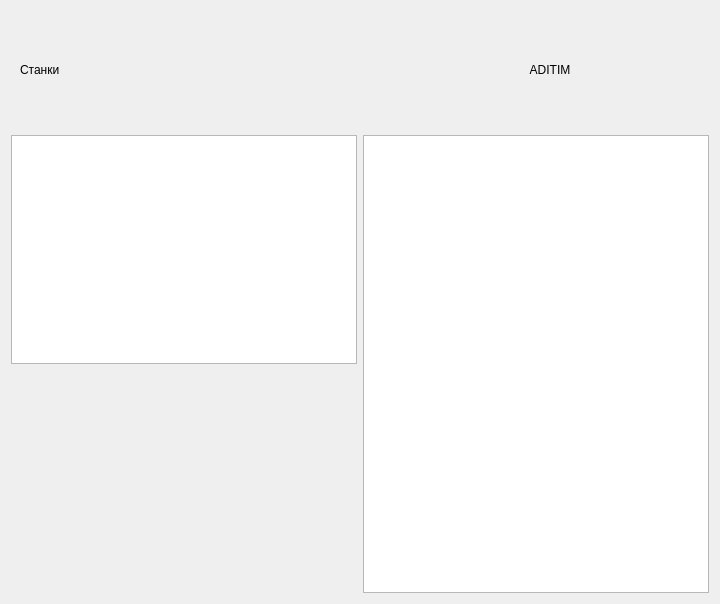
The window that src/client/ui/window_machine.ui (formemu/aditim-monitor) describes before a commit, drawn with Qt 5.
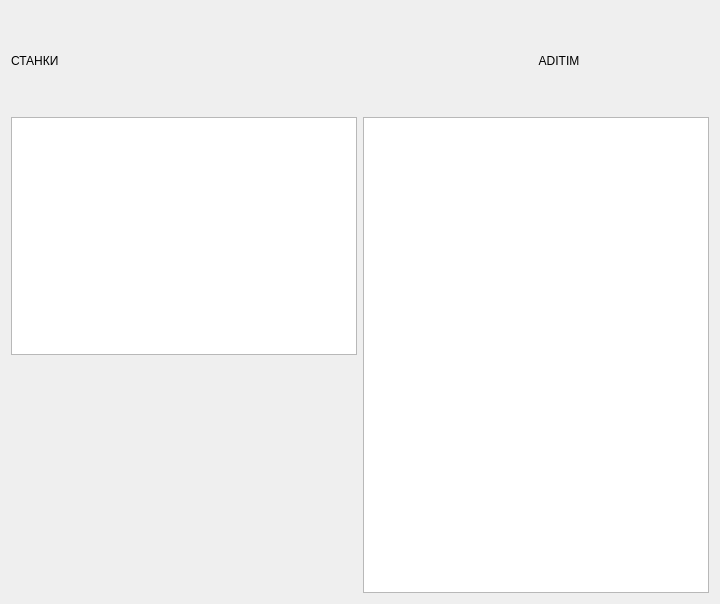
The same window after the commit.

Commit message: Refactor UI components and improve layout for profile and task windows

What changed in the file:
```diff
--- a/src/client/ui/window_machine.ui
+++ b/src/client/ui/window_machine.ui
@@ -34,21 +34,14 @@
     </spacer>
    </item>
    <item row="0" column="0" colspan="2">
-    <widget class="QWidget" name="widget_header" native="true">
-     <property name="minimumSize">
-      <size>
-       <width>0</width>
-       <height>100</height>
-      </size>
-     </property>
-     <layout class="QHBoxLayout" name="horizontalLayout">
+    <layout class="QHBoxLayout" name="horizontalLayout_header">
       <item>
-       <widget class="QLabel" name="label_machine">
+      <widget class="QLabel" name="label_header">
         <property name="styleSheet">
          <string/>
         </property>
         <property name="text">
-         <string>Станки</string>
+        <string>СТАНКИ</string>
         </property>
        </widget>
       </item>
@@ -78,7 +71,9 @@
        </widget>
       </item>
      </layout>
-    </widget>
+   </item>
+   <item row="1" column="1" rowspan="2">
+    <widget class="QListView" name="listView_machine_task"/>
    </item>
   </layout>
  </widget>
```
Left out of the diff: 7 changed lines with no effect on the pictures. Lines whose indentation alone changed are shown as unchanged. The commit also changes 12 other files.
